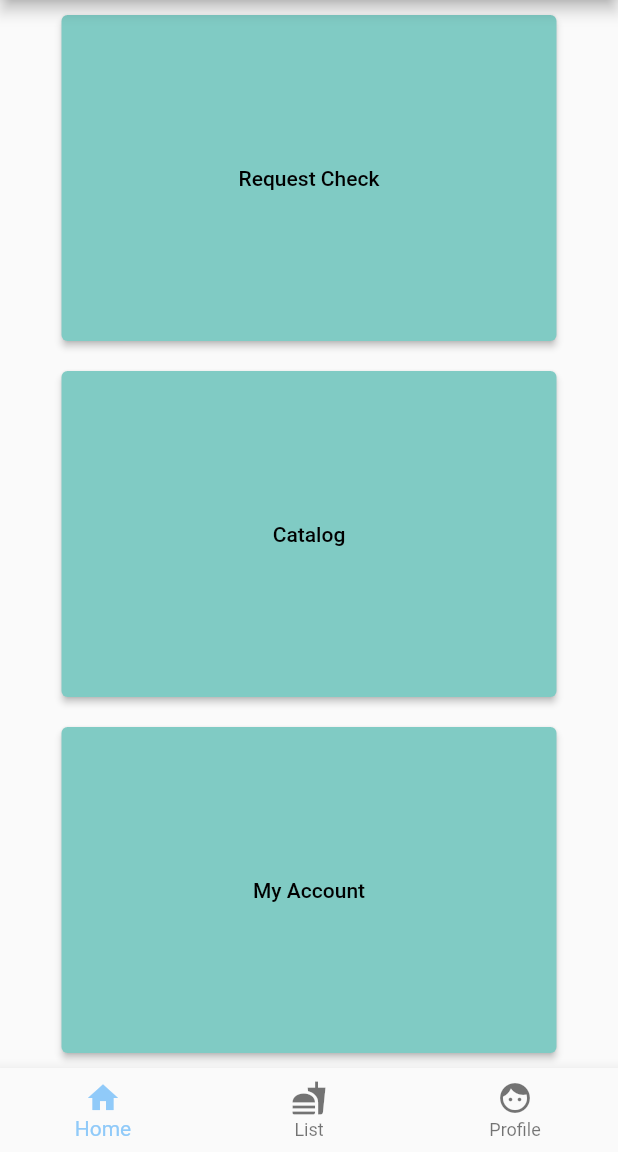
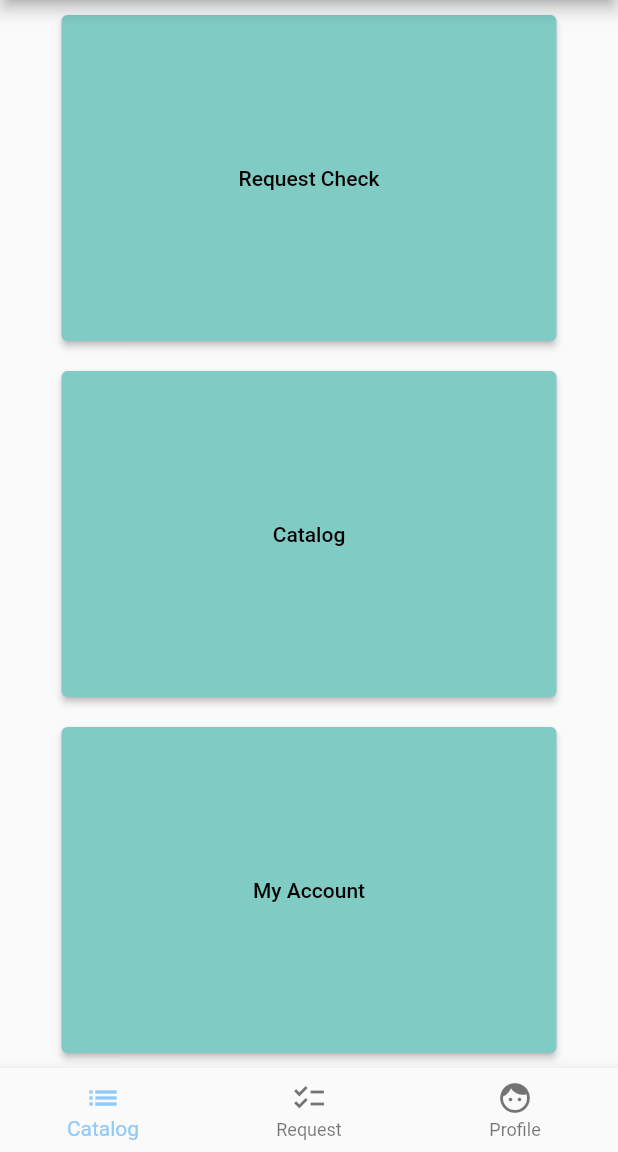
Before and after one commit to cyberval26/portolink_admin-master, a Flutter app: the screen it shows once a user with an empty profile is signed in, on a phone screen of 412 x 824 dp, the part 84-1236 px from its top. Run offline on Flutter 3.47's test engine with Material 2 defaults, Android fonts, the phone set to English and light mode, and no system bars; our stand-ins replace firebase_auth, firebase_core; accounts and stored records are empty; network calls fail.

Commit message:
change getHomeContents to getHome

```diff
--- a/lib/pages/home.dart
+++ b/lib/pages/home.dart
@@ -16,6 +16,7 @@ class Home extends StatefulWidget {
 
 class _HomeState extends State<Home> {
   User currentUser = User();
+  int bnbindex = 0;
 
   @override
   void initState() {
@@ -34,7 +35,7 @@ class _HomeState extends State<Home> {
     });
   }
 
-  Widget getHomeContents() {
+  Widget getHome() {
     if (currentUser.loggedIn) {
       return Scaffold(
         appBar: AppBar(title: const Text("Portolink Admin")),
@@ -98,24 +99,32 @@ class _HomeState extends State<Home> {
         ),
         bottomNavigationBar: BottomNavigationBar(
           items: const <BottomNavigationBarItem>[
+            // BottomNavigationBarItem(
+            //   icon: Icon(Icons.home),
+            //   label: 'Home',
+            // ),
             BottomNavigationBarItem(
-              icon: Icon(Icons.home),
-              label: 'Home',
+              icon: Icon(Icons.list),
+              label: 'Catalog',
             ),
             BottomNavigationBarItem(
-              icon: Icon(Icons.fastfood),
-              label: 'List',
+              icon: Icon(Icons.checklist),
+              label: 'Request',
             ),
             BottomNavigationBarItem(
               icon: Icon(Icons.face),
               label: 'Profile',
             ),
           ],
-          // currentIndex: _selectedIndex,
+          currentIndex: bnbindex,
           // selectedItemColor: Colors.red,
           // unselectedItemColor: Colors.black87,
           // backgroundColor: Colors.orange,
-          // onTap: _onItemTapped,
+          onTap: (index) {
+            setState(() {
+              bnbindex = index;
+            });
+          },
           type: BottomNavigationBarType.fixed,
         ),
       );
@@ -130,6 +139,6 @@ class _HomeState extends State<Home> {
 
   @override
   Widget build(BuildContext context) {
-    return getHomeContents();
+    return getHome();
   }
 }
```
